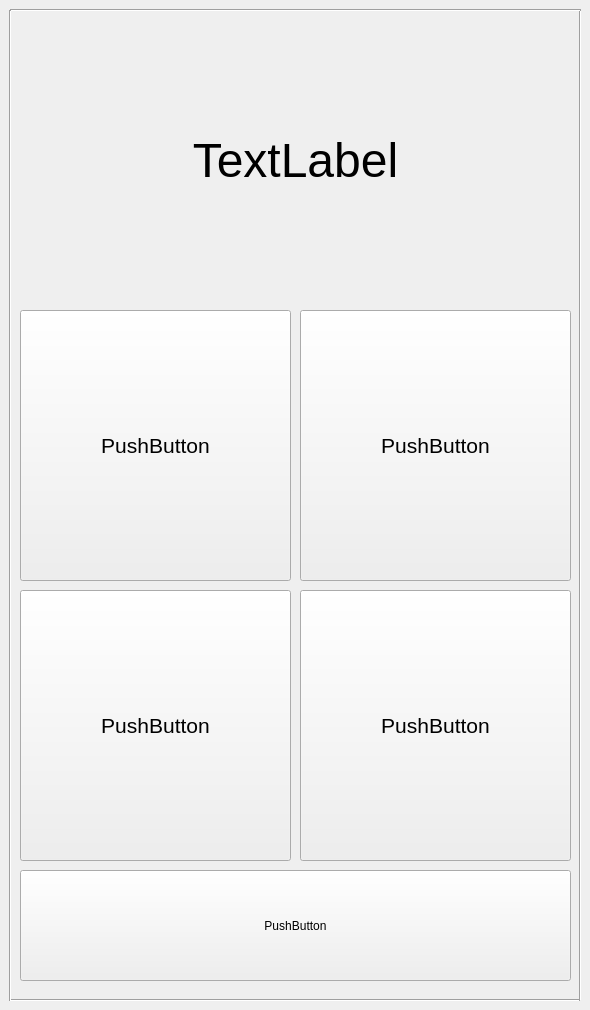
Qt form ui/mainpage.ui (burakivayki/QT_TransitValidatorApp) before a commit.
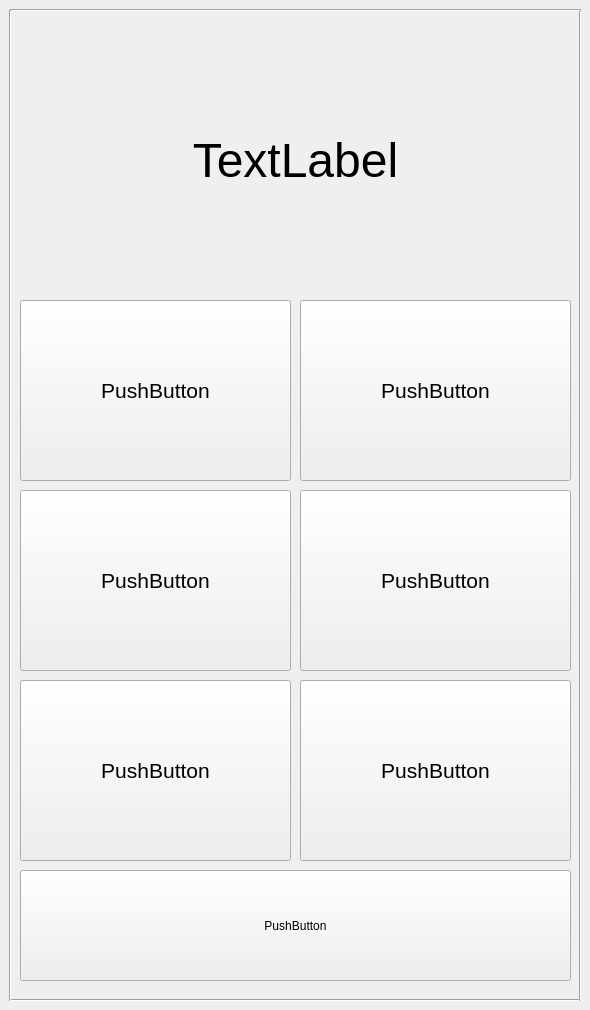
The same form after that commit.

```diff
--- a/ui/mainpage.ui
+++ b/ui/mainpage.ui
@@ -17,9 +17,9 @@
    <property name="geometry">
     <rect>
      <x>20</x>
-     <y>590</y>
+     <y>490</y>
      <width>271</width>
-     <height>271</height>
+     <height>181</height>
     </rect>
    </property>
    <property name="font">
@@ -35,9 +35,9 @@
    <property name="geometry">
     <rect>
      <x>300</x>
-     <y>310</y>
+     <y>300</y>
      <width>271</width>
-     <height>271</height>
+     <height>181</height>
     </rect>
    </property>
    <property name="font">
@@ -66,9 +66,9 @@
    <property name="geometry">
     <rect>
      <x>20</x>
-     <y>310</y>
+     <y>300</y>
      <width>271</width>
-     <height>271</height>
+     <height>181</height>
     </rect>
    </property>
    <property name="font">
@@ -157,9 +157,45 @@
    <property name="geometry">
     <rect>
      <x>300</x>
-     <y>590</y>
+     <y>490</y>
      <width>271</width>
-     <height>271</height>
+     <height>181</height>
+    </rect>
+   </property>
+   <property name="font">
+    <font>
+     <pointsize>16</pointsize>
+    </font>
+   </property>
+   <property name="text">
+    <string>PushButton</string>
+   </property>
+  </widget>
+  <widget class="QPushButton" name="button1">
+   <property name="geometry">
+    <rect>
+     <x>20</x>
+     <y>680</y>
+     <width>271</width>
+     <height>181</height>
+    </rect>
+   </property>
+   <property name="font">
+    <font>
+     <pointsize>16</pointsize>
+    </font>
+   </property>
+   <property name="text">
+    <string>PushButton</string>
+   </property>
+  </widget>
+  <widget class="QPushButton" name="button2">
+   <property name="geometry">
+    <rect>
+     <x>300</x>
+     <y>680</y>
+     <width>271</width>
+     <height>181</height>
     </rect>
    </property>
    <property name="font">
```
